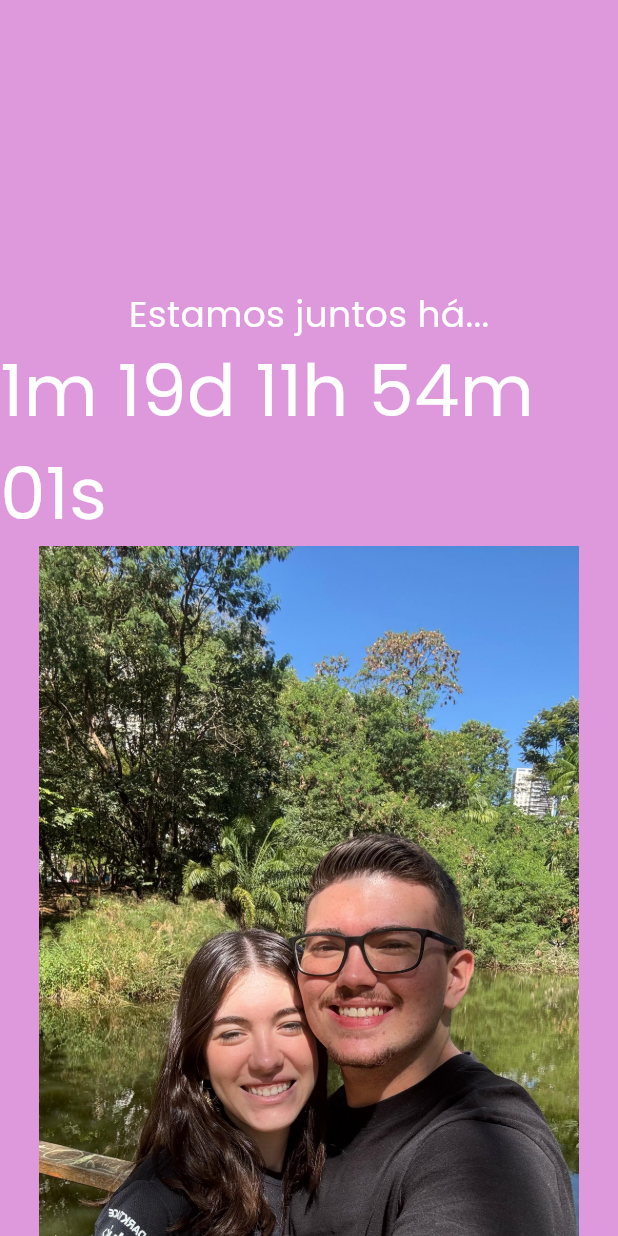
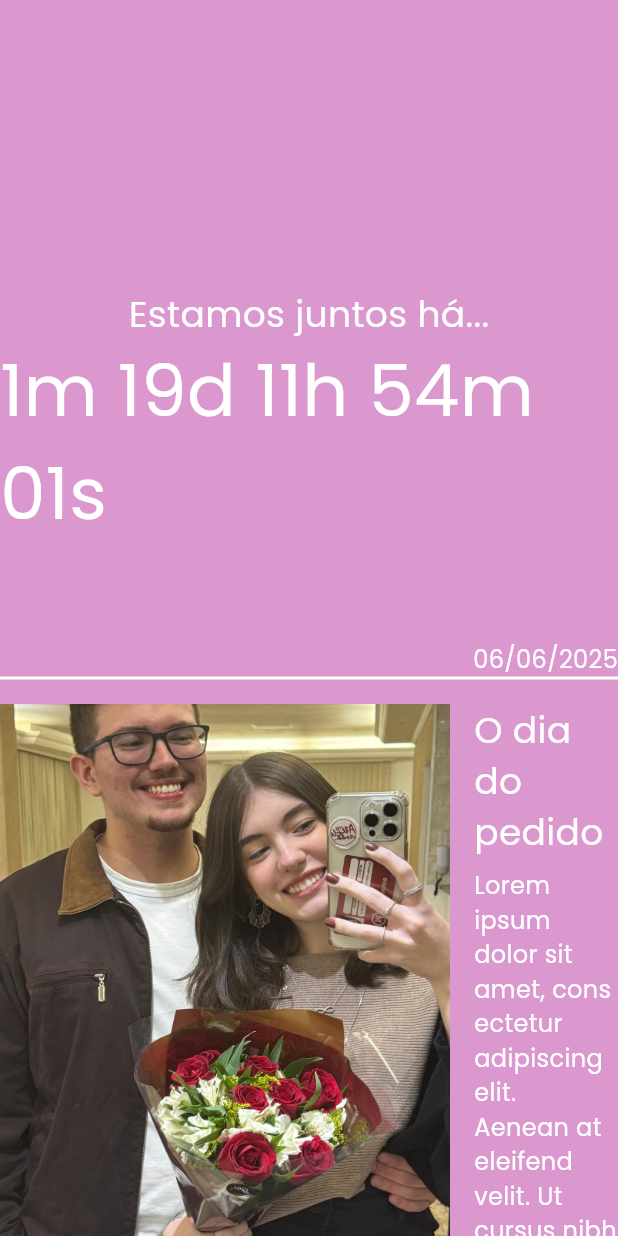
Before and after one commit to andre-rabreu/andre_e_elisa, a Flutter app: the HomePage screen opened by its route, on a phone screen of 412 x 824 dp. Run offline on Flutter 3.47's test engine with Material 3 defaults, Android fonts, the phone set to English and light mode, and no system bars; our stand-ins replace google_fonts.

Commit message:
widget para cada entrada na linha do tempo

```diff
--- a/lib/pages/home_page.dart
+++ b/lib/pages/home_page.dart
@@ -1,4 +1,5 @@
 import 'package:andre_e_elisa/widgets/clock_widget.dart';
+import 'package:andre_e_elisa/widgets/timeline_entry_widget.dart';
 import 'package:flutter/material.dart';
 
 class HomePage extends StatefulWidget {
@@ -12,7 +13,7 @@ class _HomePageState extends State<HomePage> {
   @override
   Widget build(BuildContext context) {
     return Scaffold(
-      backgroundColor: Color.fromARGB(255, 222, 153, 220),
+      backgroundColor: Color.fromARGB(255, 218, 152, 206),
       body: SingleChildScrollView(
         child: Center(
           child: Column(
@@ -23,11 +24,18 @@ class _HomePageState extends State<HomePage> {
                 style: TextStyle(color: Colors.white, fontSize: 24),
               ),
               ClockWidget(),
-              Image.asset(
-                'assets/images/parque-flamboyant.jpg',
-                width: 480,
-                height: 640,
+              SizedBox(height: 64),
+              TimelineEntryWidget(
+                date: '06/06/2025',
+                filename: 'pedido-de-namoro.jpg',
+                title: 'O dia do pedido',
               ),
+              TimelineEntryWidget(
+                date: '07/07/2025',
+                filename: 'parque-flamboyant.jpg',
+                title: 'Passeio no parque Flamboyant',
+              ),
+              SizedBox(height: 128),
             ],
           ),
         ),
--- a/lib/widgets/timeline_entry_widget.dart
+++ b/lib/widgets/timeline_entry_widget.dart
@@ -1,10 +1,71 @@
 import 'package:flutter/material.dart';
 
 class TimelineEntryWidget extends StatelessWidget {
-  const TimelineEntryWidget({super.key});
+  final String date;
+  final String filename;
+  final String title;
+
+  const TimelineEntryWidget({
+    super.key,
+    required this.date,
+    required this.filename,
+    required this.title,
+  });
 
   @override
   Widget build(BuildContext context) {
-    return const Placeholder();
+    return ConstrainedBox(
+      constraints: BoxConstraints(maxWidth: 800),
+      child: Column(
+        children: <Widget>[
+          Row(
+            mainAxisAlignment: MainAxisAlignment.end,
+            children: [
+              Text(
+                date,
+                textAlign: TextAlign.right,
+                style: TextStyle(color: Colors.white, fontSize: 16),
+              ),
+            ],
+          ),
+          Container(height: 2, color: Colors.white),
+          SizedBox(height: 16),
+          Row(
+            crossAxisAlignment: CrossAxisAlignment.start,
+            children: <Widget>[
+              Image.asset(
+                'assets/images/$filename',
+                width: 300,
+                height: 400,
+                fit: BoxFit.fitWidth,
+              ),
+              SizedBox(width: 16),
+              Expanded(
+                child: Column(
+                  children: [
+                    Row(
+                      mainAxisAlignment: MainAxisAlignment.start,
+                      children: [
+                        Expanded(
+                          child: Text(
+                            title,
+                            style: TextStyle(color: Colors.white, fontSize: 24),
+                          ),
+                        ),
+                      ],
+                    ),
+                    SizedBox(height: 8),
+                    const Text(
+                      'Lorem ipsum dolor sit amet, consectetur adipiscing elit. Aenean at eleifend velit. Ut cursus nibh quis ipsum laoreet elementum. Pellentesque at sem egestas, pellentesque ligula eget, tristique diam. Orci varius natoque penatibus et magnis dis parturient montes, nascetur ridiculus mus. Maecenas vestibulum id nunc et iaculis. Sed elementum augue vitae nulla consequat, eget vehicula mi euismod. Integer nec velit in leo cursus lobortis quis non arcu. In hac habitasse platea dictumst. Duis venenatis rhoncus sapien sed ornare.',
+                      style: TextStyle(color: Colors.white, fontSize: 16),
+                    ),
+                  ],
+                ),
+              ),
+            ],
+          ),
+        ],
+      ),
+    );
   }
 }
```
Also changed, not shown: assets/images/pedido-de-namoro.jpg (added).
